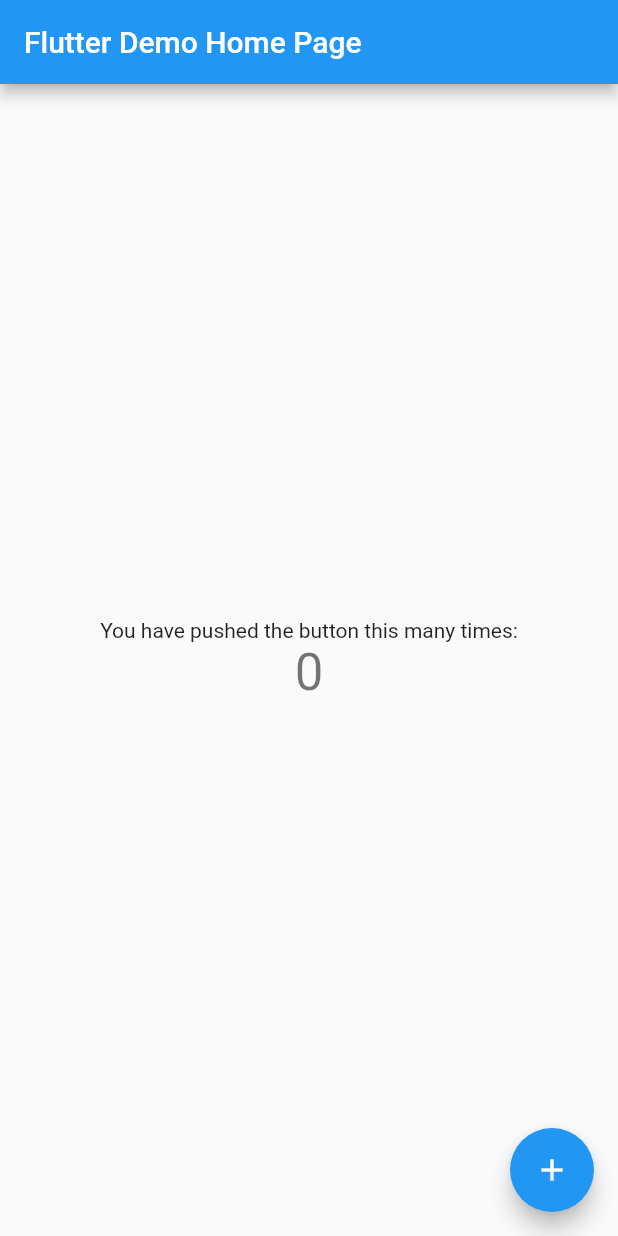
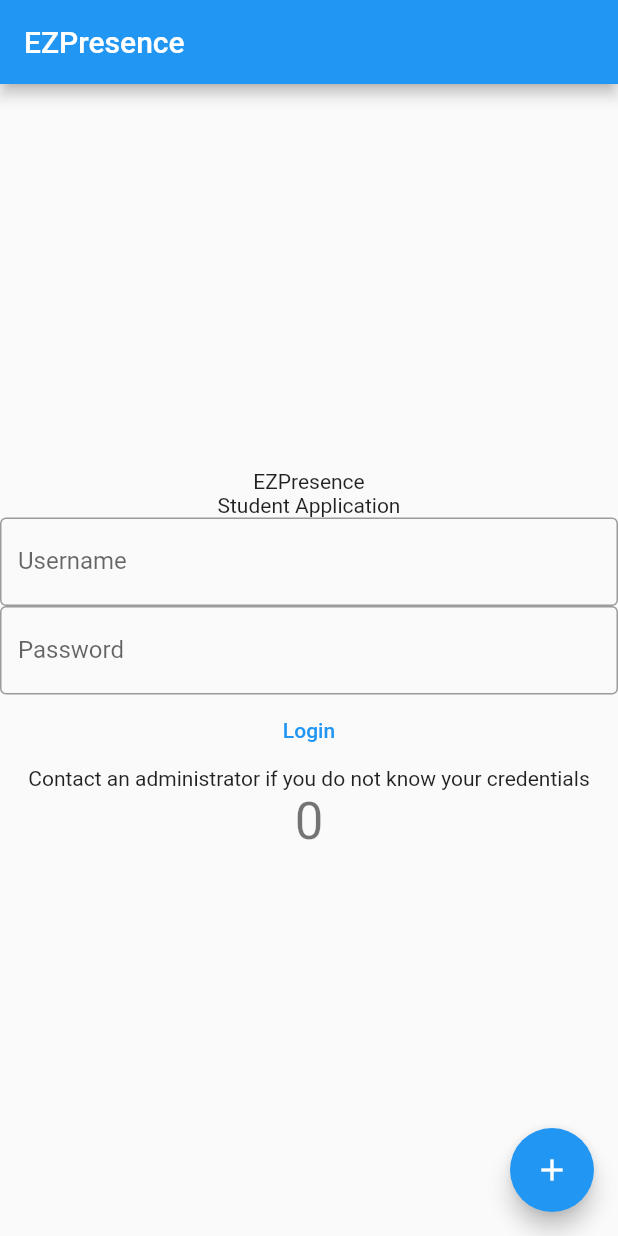
Before and after one commit to omarnassif98/EZ-Presence, a Flutter app: the screen it shows after launch, on a phone screen of 412 x 824 dp. Run offline on Flutter 3.47's test engine with Material 2 defaults, Android fonts, the phone set to English and light mode, and no system bars.

Commit message:
Implemented front end components for first and second page of mobile app

```diff
--- a/ezpresence_mobile/lib/main.dart
+++ b/ezpresence_mobile/lib/main.dart
@@ -22,7 +22,7 @@
         // is not restarted.
         primarySwatch: Colors.blue,
       ),
-      home: MyHomePage(title: 'Flutter Demo Home Page'),
+      home: MyHomePage(title: 'EZPresence'),
     );
   }
 }
@@ -60,7 +60,7 @@
   }
 
   @override
-  Widget build(BuildContext context) {
+  Widget build(BuildContext context) { //This is the first page of the mobile app
     // This method is rerun every time setState is called, for instance as done
     // by the _incrementCounter method above.
     //
@@ -94,7 +94,35 @@
           mainAxisAlignment: MainAxisAlignment.center,
           children: <Widget>[
             Text(
-              'You have pushed the button this many times:',
+              'EZPresence',
+            ),
+            Text(
+              'Student Application',
+            ),
+            TextField(
+              obscureText: false,
+              decoration: InputDecoration(
+                border: OutlineInputBorder(),
+                labelText: 'Username',
+              ),
+            ),
+            TextField(
+              obscureText: true,
+              decoration: InputDecoration(
+                border: OutlineInputBorder(),
+                labelText: 'Password',
+              ),
+            ),
+            TextButton(
+              style: ButtonStyle(
+                foregroundColor: MaterialStateProperty.all<Color>(Colors.blue),
+              ),
+              onPressed: () {
+                Navigator.push(context, MaterialPageRoute(builder: (context) => SecondRoute()),);},
+              child: Text('Login'),
+            ),
+            Text(
+              'Contact an administrator if you do not know your credentials',
             ),
             Text(
               '$_counter',
@@ -111,3 +139,45 @@
     );
   }
 }
+
+class SecondRoute extends StatelessWidget { //The 2nd page of the mobile app
+  @override
+  Widget build(BuildContext context) {
+    return Scaffold(
+      appBar: AppBar(
+        title: Text("Second Page"),
+      ),
+      body: Center(
+        // Center is a layout widget. It takes a single child and positions it
+        // in the middle of the parent.
+        child: Column(
+          mainAxisAlignment: MainAxisAlignment.center,
+          children: <Widget>[
+            Text(
+              'EZPresence',
+            ),
+            Text(
+              'Student Application',
+            ),
+            Text(
+              'Welcome Michael! (hard coded)',
+            ),
+            TextButton(
+              style: ButtonStyle(
+                foregroundColor: MaterialStateProperty.all<Color>(Colors.blue),
+              ),
+              onPressed: () {
+                Navigator.push(context, MaterialPageRoute(builder: (context) => SecondRoute()),);},
+              child: Text('Scan Code'),
+            ),
+          ],
+        ),
+      ),
+      floatingActionButton: FloatingActionButton(
+        onPressed: () {},
+        tooltip: 'Increment',
+        child: Icon(Icons.add),
+      ), // This trailing comma makes auto-formatting nicer for build methods.
+    );
+  }
+}
```
